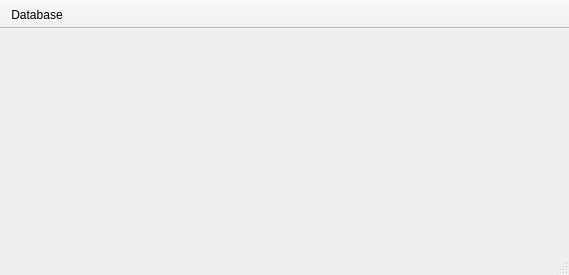
Old version of the form gui/MainWindow.ui in the repository JoelMon/pyTalkManager.
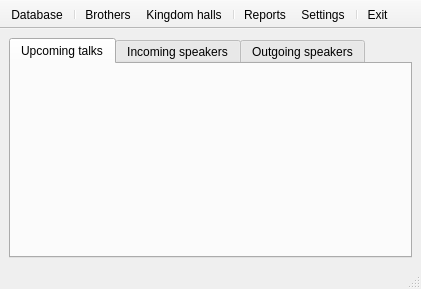
New version of the form. Icons and pictures are not drawn.

The edit to the form file:
```diff
--- a/gui/MainWindow.ui
+++ b/gui/MainWindow.ui
@@ -6,26 +6,57 @@
    <rect>
     <x>0</x>
     <y>0</y>
-    <width>569</width>
-    <height>275</height>
+    <width>421</width>
+    <height>289</height>
    </rect>
   </property>
   <property name="windowTitle">
    <string>pyTalkManager</string>
   </property>
-  <widget class="QWidget" name="centralwidget"/>
+  <widget class="QWidget" name="centralwidget">
+   <layout class="QVBoxLayout" name="verticalLayout">
+    <item>
+     <widget class="QTabWidget" name="tabWidget">
+      <property name="currentIndex">
+       <number>0</number>
+      </property>
+      <widget class="QWidget" name="tab">
+       <attribute name="title">
+        <string>Upcoming talks</string>
+       </attribute>
+      </widget>
+      <widget class="QWidget" name="tab_2">
+       <attribute name="title">
+        <string>Incoming speakers</string>
+       </attribute>
+      </widget>
+      <widget class="QWidget" name="tab_3">
+       <attribute name="title">
+        <string>Outgoing speakers</string>
+       </attribute>
+      </widget>
+     </widget>
+    </item>
+   </layout>
+  </widget>
   <widget class="QStatusBar" name="statusbar"/>
   <widget class="QToolBar" name="toolBar">
    <property name="windowTitle">
     <string>toolBar</string>
    </property>
+   <property name="layoutDirection">
+    <enum>Qt::LeftToRight</enum>
+   </property>
+   <property name="autoFillBackground">
+    <bool>false</bool>
+   </property>
    <property name="movable">
     <bool>false</bool>
    </property>
    <property name="iconSize">
     <size>
-     <width>32</width>
-     <height>32</height>
+     <width>43</width>
+     <height>43</height>
     </size>
    </property>
    <attribute name="toolBarArea">
@@ -35,6 +66,14 @@
     <bool>true</bool>
    </attribute>
    <addaction name="actionDatabase"/>
+   <addaction name="separator"/>
+   <addaction name="actionBrothers"/>
+   <addaction name="actionKingdom_halls"/>
+   <addaction name="separator"/>
+   <addaction name="actionReports"/>
+   <addaction name="actionSettings"/>
+   <addaction name="separator"/>
+   <addaction name="actionExit"/>
   </widget>
   <action name="actionDatabase">
    <property name="icon">
@@ -45,7 +84,64 @@
     <string>Database</string>
    </property>
    <property name="toolTip">
-    <string>Tools relating to the database</string>
+    <string>Tools relating to the database.</string>
+   </property>
+  </action>
+  <action name="actionBrothers">
+   <property name="icon">
+    <iconset resource="resource/icons.qrc">
+     <normaloff>:/MainWindow/system-users.png</normaloff>:/MainWindow/system-users.png</iconset>
+   </property>
+   <property name="text">
+    <string>Brothers</string>
+   </property>
+   <property name="toolTip">
+    <string>List of brothers to use.</string>
+   </property>
+  </action>
+  <action name="actionReports">
+   <property name="icon">
+    <iconset resource="resource/icons.qrc">
+     <normaloff>:/MainWindow/x-office-presentation.png</normaloff>:/MainWindow/x-office-presentation.png</iconset>
+   </property>
+   <property name="text">
+    <string>Reports</string>
+   </property>
+   <property name="toolTip">
+    <string>Produce reports.</string>
+   </property>
+  </action>
+  <action name="actionSettings">
+   <property name="icon">
+    <iconset resource="resource/icons.qrc">
+     <normaloff>:/MainWindow/preferences-system.png</normaloff>:/MainWindow/preferences-system.png</iconset>
+   </property>
+   <property name="text">
+    <string>Settings</string>
+   </property>
+   <property name="toolTip">
+    <string>Settings for pyTalkManager.</string>
+   </property>
+  </action>
+  <action name="actionKingdom_halls">
+   <property name="icon">
+    <iconset resource="resource/icons.qrc">
+     <normaloff>:/MainWindow/go-home.png</normaloff>:/MainWindow/go-home.png</iconset>
+   </property>
+   <property name="text">
+    <string>Kingdom halls</string>
+   </property>
+   <property name="toolTip">
+    <string>List of Kingdom halls</string>
+   </property>
+  </action>
+  <action name="actionExit">
+   <property name="icon">
+    <iconset resource="resource/icons.qrc">
+     <normaloff>:/MainWindow/system-log-out.png</normaloff>:/MainWindow/system-log-out.png</iconset>
+   </property>
+   <property name="text">
+    <string>Exit</string>
    </property>
   </action>
  </widget>
```
Left out of the diff: 28 changed lines with no effect on the pictures.
